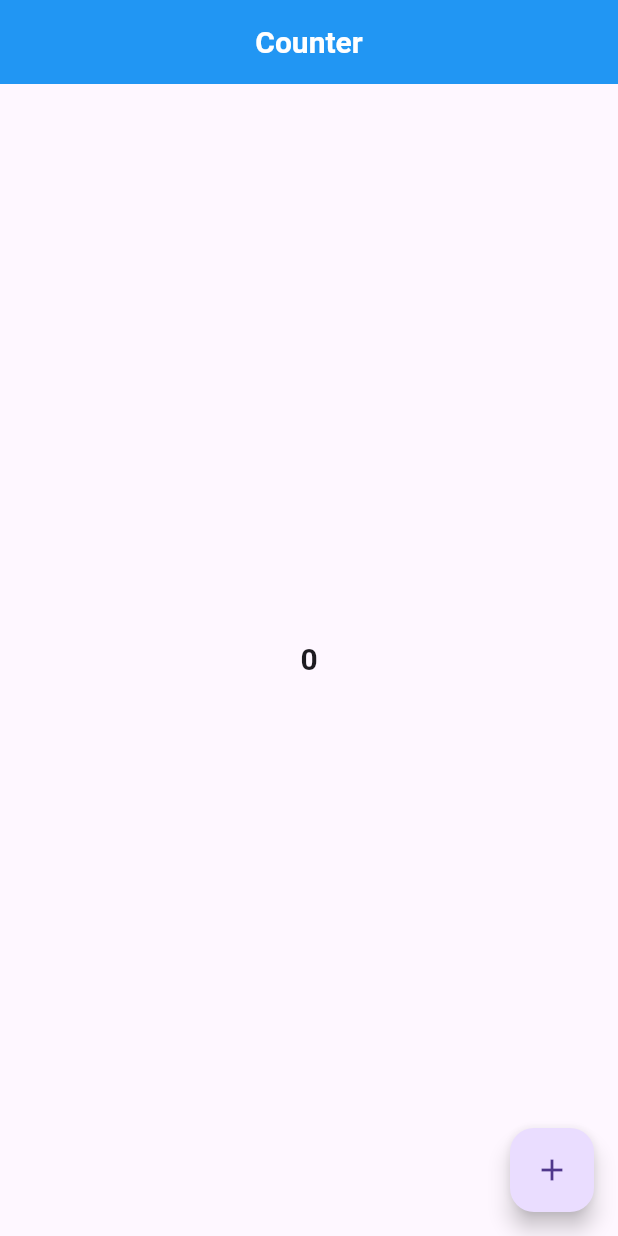
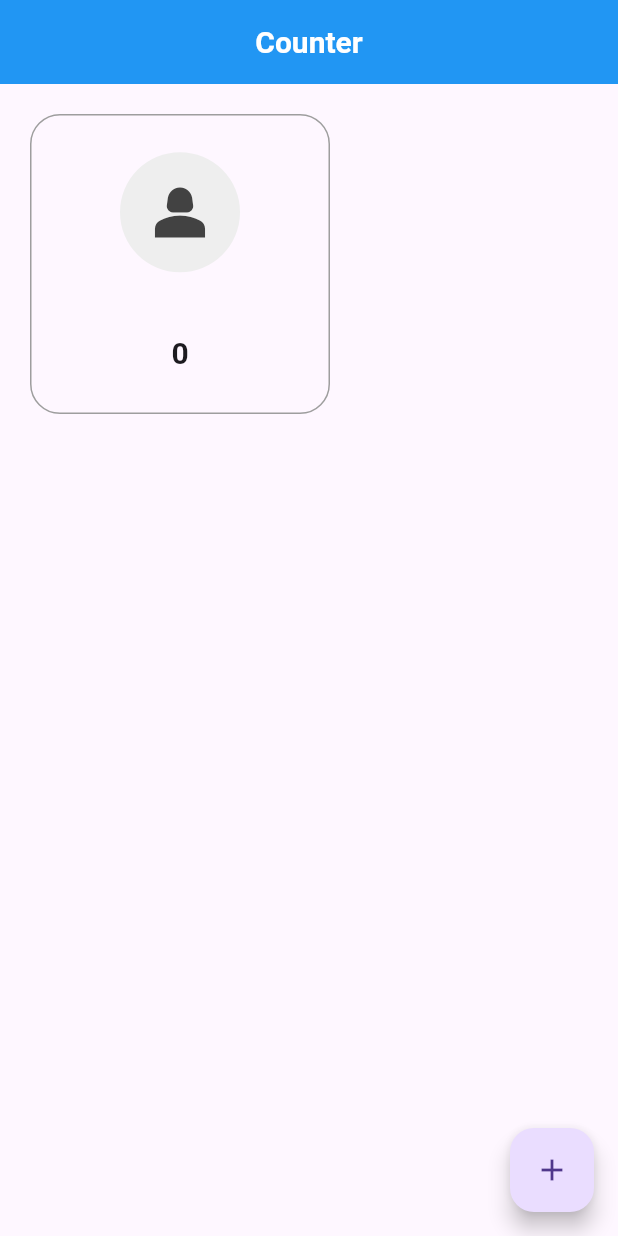
Before and after one commit to Sam-Noko/First-flutter-app, a Flutter app: the screen it shows after launch, on a phone screen of 412 x 824 dp. Run offline on Flutter 3.47's test engine with Material 3 defaults, Android fonts, the phone set to English and light mode, and no system bars.

Commit message:
add container to main.dart file

```diff
--- a/lib/main.dart
+++ b/lib/main.dart
@@ -39,11 +39,30 @@ class _Home extends State<Home>{
         centerTitle: true,
         title: const Text('Counter', style: TextStyle(color: Colors.white,fontSize: 20.0, fontWeight: FontWeight.bold,),),
       ),
-      body:  Center(
-        child: Text(
-          '$_counter',
-          style: const TextStyle(fontSize: 20.0, fontWeight: FontWeight.bold,),
-          ),
+      body:  Container(
+        margin: const EdgeInsetsDirectional.symmetric(horizontal: 20.0, vertical: 20.0),
+        alignment: Alignment.center,
+        width: 200,
+        height: 200,
+        decoration: BoxDecoration(
+          border: Border.all(color: Colors.grey),
+          borderRadius: BorderRadius.circular(20.0)
+        ),
+        child: Column(
+          mainAxisAlignment: MainAxisAlignment.center,
+          children: [
+            CircleAvatar(
+              radius: 40.0,
+              backgroundColor: Colors.grey[200],
+              child: Icon(Icons.person_2, size: 50.0, color: Colors.grey[800],),
+            ),
+            SizedBox(height: 40.0,),
+            Text(
+              '$_counter',
+              style: const TextStyle(fontSize: 20.0, fontWeight: FontWeight.bold,),
+              ),
+          ],
+        ),
       ),
       floatingActionButton: FloatingActionButton(
         onPressed: _incrementCounter,
```
